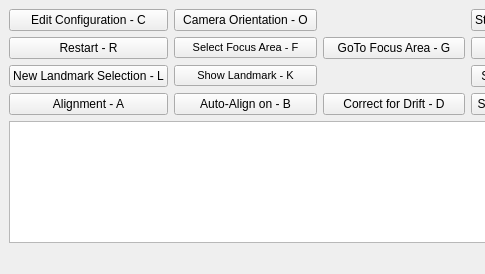
Rolf-Hempel/MoonPanoramaMaker, file Source/qtgui.ui: the form before one commit; both pictures show x 0 to 485 and y 0 to 274 of the 803 by 274 pixel window.
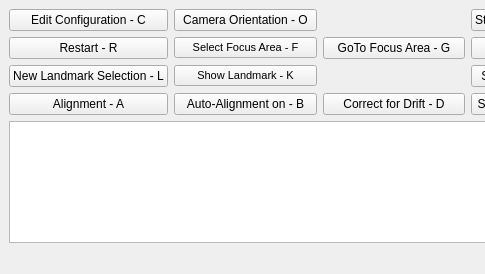
The form after the commit.

Commit message: Font changed to bold white in Auto-Alignment, text changed

Diff of the .ui file:
```diff
--- a/Source/qtgui.ui
+++ b/Source/qtgui.ui
@@ -247,7 +247,7 @@
        <string>Switch on / off auto-alignment</string>
       </property>
       <property name="text">
-       <string>Auto-Align on - B</string>
+       <string>Auto-Alignment on - B</string>
       </property>
       <property name="shortcut">
        <string>B</string>
```
The commit also changes 2 other files.
